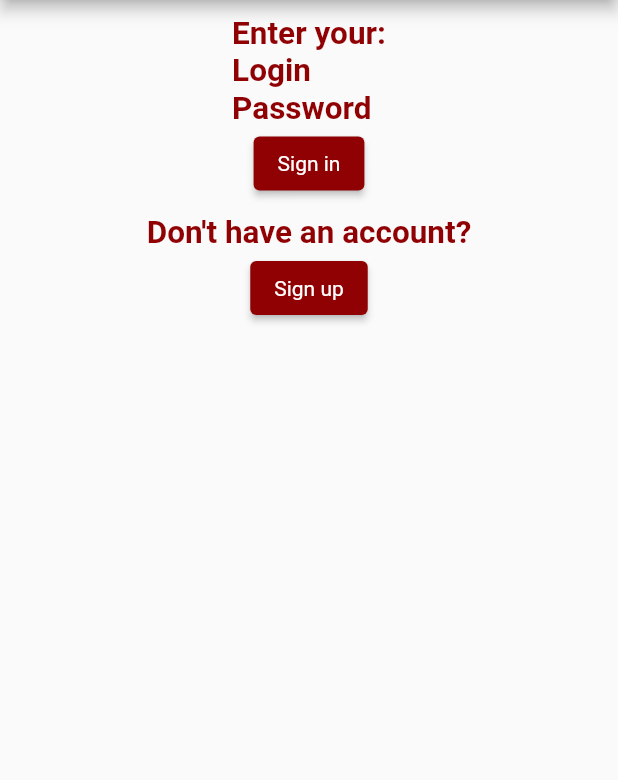
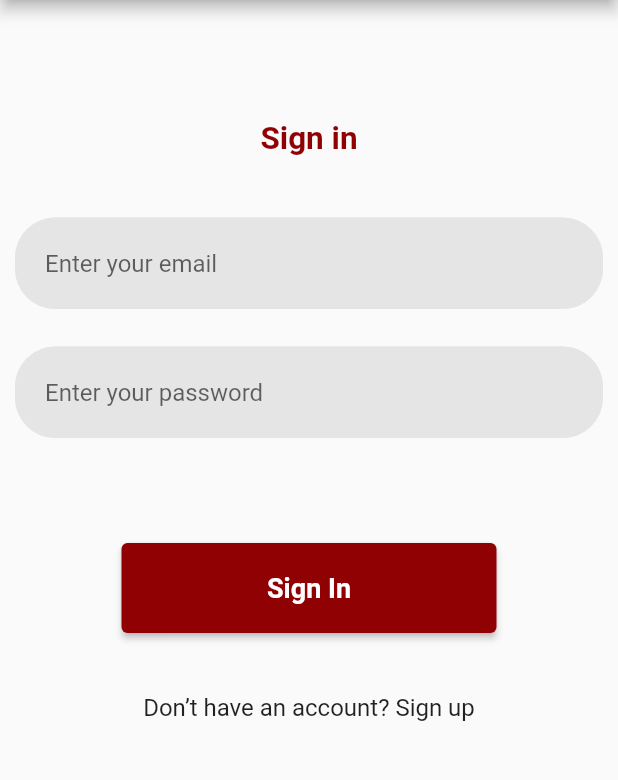
Before and after one commit to Voravomas/ucu_chat, a Flutter app: the screen it shows after launch, after a tap on "Get Started!", on a phone screen of 412 x 824 dp, the part 84-864 px from its top. Run offline on Flutter 3.47's test engine with Material 2 defaults, Android fonts, the phone set to English and light mode, and no system bars; our stand-ins replace firebase_core; accounts and stored records are empty.

Commit message:
Added login prototype

```diff
--- a/lib/screens/signin.dart
+++ b/lib/screens/signin.dart
@@ -1,6 +1,81 @@
 import 'package:flutter/material.dart';
 import 'package:ucuchat/utils.dart';
 import 'package:ucuchat/constants.dart';
+
+Container getTopText(text) {
+  return Container(
+    margin: const EdgeInsets.only(top: 80.0, bottom: 15.0),
+    child: Text(
+      text,
+      style: AppTextStyles.robotoRed21Bold,
+    ),
+  );
+}
+
+Padding getInputPage(text) {
+  const customBorderRadius = BorderRadius.all(Radius.circular(27.0));
+  return Padding(
+    padding: EdgeInsets.only(top: 25.0, left: 10.0, right: 10.0),
+    child: TextField(
+        decoration: InputDecoration(
+      hintText: text,
+      hintStyle: AppTextStyles.robotoBlack16Reg,
+      fillColor: greyColor,
+      // when field is not selected
+      enabledBorder: OutlineInputBorder(
+          borderSide: BorderSide(color: greyColor),
+          borderRadius: customBorderRadius),
+      // when field is selected
+      border: OutlineInputBorder(
+          borderSide: BorderSide(color: Colors.blue),
+          borderRadius: customBorderRadius),
+      filled: true,
+      contentPadding:
+          EdgeInsets.only(top: 21.0, bottom: 21.0, left: 20.0, right: 20.0),
+    )),
+  );
+}
+
+Container getLogPass() {
+  return Container(
+    child: Column(
+      children: [
+        getInputPage("Enter your email"),
+        getInputPage("Enter your password")
+      ],
+    ),
+  );
+}
+
+Container authAndRedirect(context, login, password, text, url) {
+  // add authentication
+  return Container(
+      padding: EdgeInsets.only(top: 70.0),
+      child: ConstrainedBox(
+          constraints: BoxConstraints.tightFor(width: 250, height: 60),
+          child: ElevatedButton(
+              child: Text(text, style: AppTextStyles.robotoWhite18Bold),
+              onPressed: () {
+                if (url == 'pop') {
+                  Navigator.pop(context);
+                } else {
+                  Navigator.pushNamed(context, url);
+                }
+              },
+              style: ElevatedButton.styleFrom(
+                primary: primaryColor,
+              ))));
+}
+
+Container getGoSignUp() {
+  return Container(
+    padding: EdgeInsets.only(top: 40.0),
+    child: Text(
+      "Don’t have an account? Sign up",
+      style: AppTextStyles.robotoBlack16Reg,
+    ),
+  );
+}
 
 class SignIn extends StatelessWidget {
   @override
@@ -16,10 +91,10 @@ class SignIn extends StatelessWidget {
         ),
         body: Column(
           children: [
-            getText("Enter your:\nLogin\nPassword"),
-            Center(child: getSomebutton(context, 'Sign in', '/selectChat')),
-            getText("Don't have an account?"),
-            Center(child: getSomebutton(context, 'Sign up', '/signUp')),
+            getTopText("Sign in"),
+            getLogPass(),
+            authAndRedirect(context, "aaa", "aaa", "Sign In", "/selectChat"),
+            getGoSignUp()
           ],
         ));
   }
--- a/lib/utils.dart
+++ b/lib/utils.dart
@@ -31,6 +31,9 @@ class AppTextStyles {
       fontWeight: FontWeight.normal,
       fontFamily: "Roboto",
       fontSize: 18);
+
+  static const TextStyle robotoBlack16Reg = TextStyle(
+      fontWeight: FontWeight.normal, fontFamily: "Roboto", fontSize: 16);
 }
 
 ElevatedButton getSomebutton(context, text, url) {
```
